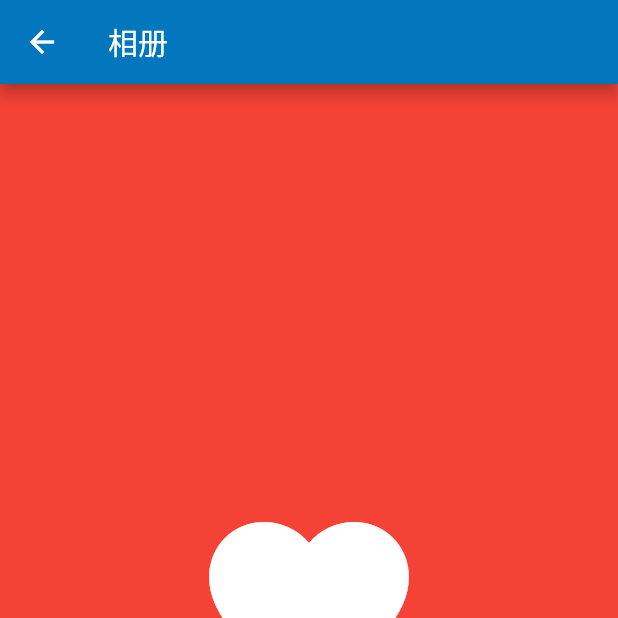
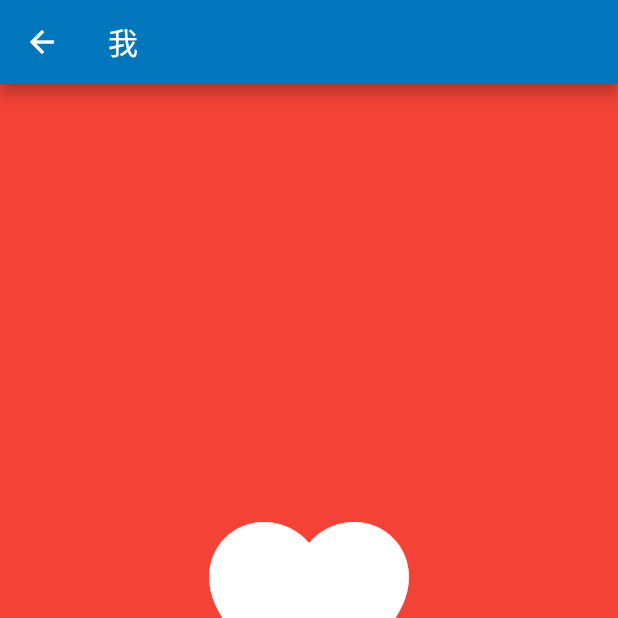
Before and after one commit to fxxkscript/timeline, a Flutter app: the HomeScreen screen opened directly, tab 2 chosen, on a phone screen of 412 x 824 dp, the top half of it. Run offline on Flutter 3.47's test engine with Material 2 defaults, Android fonts, the phone set to English and light mode, and no system bars; our stand-ins replace shared_preferences; accounts and stored records are empty; network calls fail.

Commit message:
fix title

```diff
--- a/lib/screens/home.dart
+++ b/lib/screens/home.dart
@@ -10,18 +10,32 @@ class HomeScreen extends StatefulWidget {
 class HomeScreenState extends State<HomeScreen>
     with SingleTickerProviderStateMixin {
   TabController controller;
+  String _title = '相册';
 
   @override
   void initState() {
     super.initState();
 
     controller = TabController(length: 2, vsync: this);
+    controller.addListener(_change);
   }
 
   @override
   void dispose() {
     controller.dispose();
     super.dispose();
+  }
+
+  void _change() {
+    if (controller.index == 0) {
+      setState(() {
+        _title = '相册';
+      });
+    } else if (controller.index == 1) {
+      setState(() {
+        _title = '我';
+      });
+    }
   }
 
   @override
@@ -36,7 +50,7 @@ class HomeScreenState extends State<HomeScreen>
         appBar: AppBar(
           // Here we take the value from the MyHomePage object that was created by
           // the App.build method, and use it to set our appbar title.
-          title: Text("相册"),
+          title: Text(_title),
         ),
         body: TabBarView(
           // Add tabs as widgets
```
Also changed, not shown: lib/screens/tabs/my.dart (line endings or trailing spaces).
